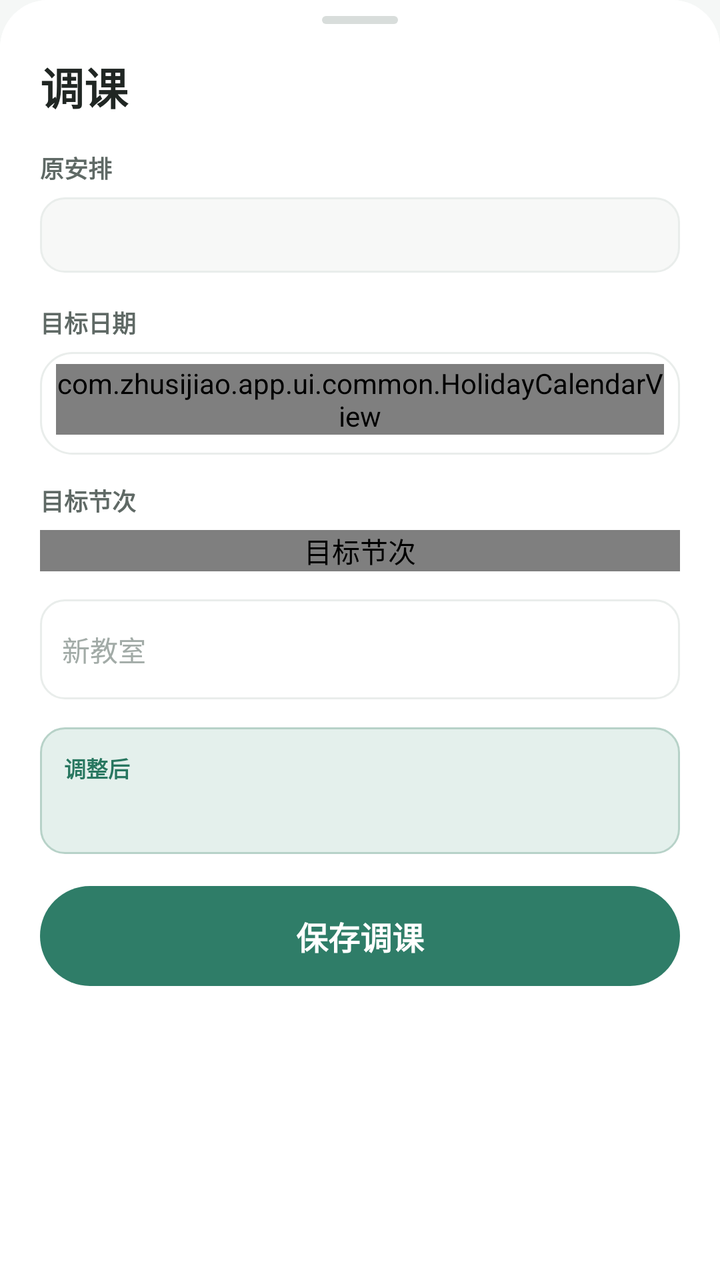
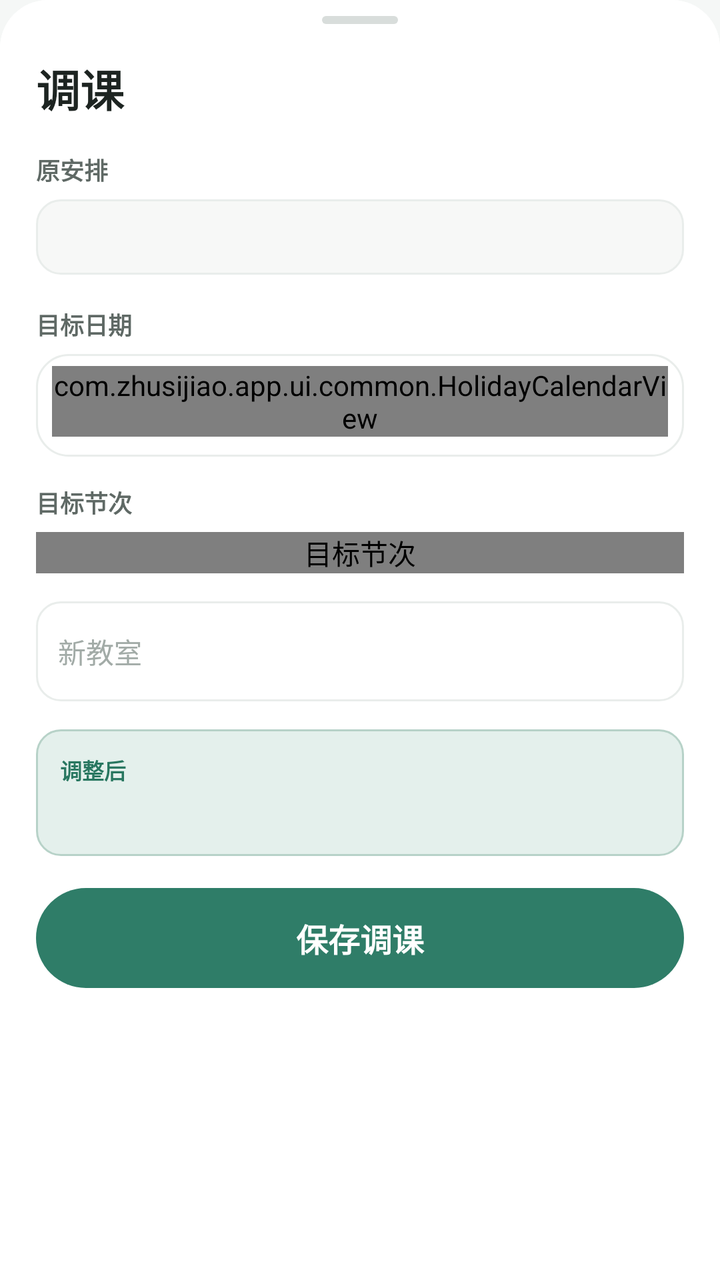

The first picture is an Android layout as it rendered before a commit; the second is the same layout after the commit. The layout source and the unified diff follow.
<!-- AndroidManifest.xml: application theme Theme.Zhusijiao -->
<!-- res/layout/dialog_reschedule.xml -->
<?xml version="1.0" encoding="utf-8"?>

<androidx.core.widget.NestedScrollView xmlns:android="http://schemas.android.com/apk/res/android"
    android:id="@+id/rescheduleScroll"
    android:layout_width="match_parent"
    android:layout_height="wrap_content"
    android:background="@drawable/bg_sheet"
    android:fillViewport="true"
    android:overScrollMode="never">

    <LinearLayout
        android:layout_width="match_parent"
        android:layout_height="wrap_content"
        android:background="@drawable/bg_sheet"
        android:orientation="vertical"
        android:paddingStart="20dp"
        android:paddingTop="8dp"
        android:paddingEnd="20dp"
        android:paddingBottom="18dp">

        <View
            android:layout_width="38dp"
            android:layout_height="4dp"
            android:layout_gravity="center_horizontal"
            android:layout_marginBottom="15dp"
            android:background="@drawable/bg_sheet_handle" />

        <TextView
            android:id="@+id/rescheduleTitle"
            android:layout_width="match_parent"
            android:layout_height="wrap_content"
            android:includeFontPadding="false"
            android:text="@string/reschedule_title"
            android:textColor="@color/heading_ink"
            android:textSize="@dimen/text_display"
            android:textStyle="bold" />

        <TextView
            android:layout_width="match_parent"
            android:layout_height="wrap_content"
            android:layout_marginTop="16dp"
            android:text="@string/reschedule_source_label"
            android:textColor="@color/field_label"
            android:textSize="@dimen/text_hint"
            android:textStyle="bold" />

        <TextView
            android:id="@+id/rescheduleSource"
            android:layout_width="match_parent"
            android:layout_height="wrap_content"
            android:layout_marginTop="6dp"
            android:background="@drawable/bg_reschedule_source"
            android:lineSpacingExtra="2dp"
            android:textColor="@color/body_ink"
            android:textSize="@dimen/text_small" />

        
        <TextView
            android:layout_width="match_parent"
            android:layout_height="wrap_content"
            android:layout_marginTop="16dp"
            android:layout_marginBottom="6dp"
            android:text="@string/reschedule_date_label"
            android:textColor="@color/field_label"
            android:textSize="@dimen/text_hint"
            android:textStyle="bold" />

        <LinearLayout
            android:id="@+id/rescheduleCalendarCard"
            android:layout_width="match_parent"
            android:layout_height="wrap_content"
            android:background="@drawable/bg_card"
            android:orientation="vertical"
            android:paddingStart="8dp"
            android:paddingTop="6dp"
            android:paddingEnd="8dp"
            android:paddingBottom="10dp">

            <com.zhusijiao.app.ui.common.HolidayCalendarView
                android:id="@+id/rescheduleCalendar"
                android:layout_width="match_parent"
                android:layout_height="wrap_content" />
        </LinearLayout>

        <TextView
            android:id="@+id/rescheduleNoCalendar"
            android:layout_width="match_parent"
            android:layout_height="wrap_content"
            android:background="@color/tt_section_bg"
            android:padding="11dp"
            android:text="@string/reschedule_no_calendar"
            android:textColor="@color/sub_8a"
            android:textSize="@dimen/text_small"
            android:visibility="gone" />

        <TextView
            android:layout_width="match_parent"
            android:layout_height="wrap_content"
            android:layout_marginTop="14dp"
            android:layout_marginBottom="6dp"
            android:text="@string/reschedule_section"
            android:textColor="@color/field_label"
            android:textSize="@dimen/text_hint"
            android:textStyle="bold" />

        <com.zhusijiao.app.ui.common.ChipRowView
            android:id="@+id/rescheduleSectionChips"
            android:layout_width="match_parent"
            android:layout_height="wrap_content"
            android:contentDescription="@string/reschedule_section" />


        <EditText
            android:id="@+id/rescheduleRoom"
            style="@style/FieldInput"
            android:layout_height="50dp"
            android:layout_marginTop="14dp"
            android:backgroundTint="@null"
            android:hint="@string/reschedule_room_hint"
            android:importantForAutofill="no"
            android:inputType="text"
            android:maxLength="80"
            android:singleLine="true" />

        <LinearLayout
            android:layout_width="match_parent"
            android:layout_height="wrap_content"
            android:layout_marginTop="14dp"
            android:background="@drawable/bg_reschedule_summary"
            android:orientation="vertical"
            android:padding="12dp">

            <TextView
                android:layout_width="match_parent"
                android:layout_height="wrap_content"
                android:text="@string/reschedule_summary_label"
                android:textColor="@color/accent_strong"
                android:textSize="@dimen/text_caption"
                android:textStyle="bold" />

            <TextView
                android:id="@+id/rescheduleSummary"
                android:layout_width="match_parent"
                android:layout_height="wrap_content"
                android:layout_marginTop="4dp"
                android:lineSpacingExtra="2dp"
                android:textColor="@color/value_ink"
                android:textSize="@dimen/text_body"
                android:textStyle="bold" />
        </LinearLayout>

        <TextView
            android:id="@+id/rescheduleSave"
            style="@style/PrimaryButton"
            android:layout_height="50dp"
            android:layout_marginTop="16dp"
            android:text="@string/reschedule_save" />

    </LinearLayout>
</androidx.core.widget.NestedScrollView>
<!-- resources referenced by this layout -->
<resources>
  <color name="accent_strong">#287760</color>
  <color name="body_ink">#333a37</color>
  <color name="field_label">@color/text_secondary</color>
  <color name="heading_ink">#202623</color>
  <color name="sub_8a">@color/text_tertiary</color>
  <color name="tt_section_bg">#fbfcfb</color>
  <color name="value_ink">#21302b</color>
  <dimen name="text_body">14sp</dimen>
  <dimen name="text_caption">11sp</dimen>
  <dimen name="text_display">22sp</dimen>
  <dimen name="text_hint">12sp</dimen>
  <dimen name="text_small">13sp</dimen>
  <string name="reschedule_save">保存调课</string>
  <string name="reschedule_title">调课</string>
  <style name="FieldInput">
          <item name="android:layout_width">match_parent</item>
          <item name="android:layout_height">wrap_content</item>
          <item name="android:minHeight">44dp</item>
          <item name="android:background">@drawable/bg_field</item>
          <item name="android:paddingStart">11dp</item>
          <item name="android:paddingEnd">11dp</item>
          <item name="android:paddingTop">10dp</item>
          <item name="android:paddingBottom">10dp</item>
          <item name="android:textColor">@color/ink</item>
          <item name="android:textColorHint">@color/sub_a0</item>
          <item name="android:textSize">@dimen/text_body</item>
          <item name="android:gravity">center_vertical</item>
          <item name="android:saveEnabled">false</item>
      </style>
  <style name="Theme.Zhusijiao" parent="Theme.AppCompat.Light.NoActionBar">
          <item name="colorPrimary">@color/accent</item>
          <item name="colorPrimaryDark">@color/accent</item>
          <item name="colorAccent">@color/accent</item>
          <item name="colorControlActivated">@color/accent</item>
          <item name="android:textColorPrimary">@color/ink</item>
          <item name="android:textColorSecondary">@color/muted</item>
          <item name="android:windowBackground">@color/background</item>
          <item name="android:statusBarColor">@color/background</item>
          <item name="android:navigationBarColor">@color/surface</item>
          <item name="android:windowLightStatusBar" tools:targetApi="m">true</item>
          <item name="android:windowLightNavigationBar" tools:targetApi="o_mr1">true</item>
          <item name="android:alertDialogTheme">@style/Theme.Zhusijiao.Dialog</item>
          <item name="alertDialogTheme">@style/Theme.Zhusijiao.Dialog</item>
      </style>
  <color name="text_secondary">#5f6965</color>
  <color name="text_tertiary">#8a9490</color>
  <color name="surface">#ffffff</color>
  <color name="line">#e9edeb</color>
  <color name="background_alt">#f7f8f7</color>
  <dimen name="radius_md">12dp</dimen>
  <color name="accent_soft">#e4f0ec</color>
  <dimen name="radius_xl">24dp</dimen>
  <color name="sheet_handle">#d8dddb</color>
  <color name="ink">#202725</color>
  <color name="sub_a0">@color/text_disabled</color>
  <dimen name="button_min_height">44dp</dimen>
  <color name="accent">#2f7d68</color>
  <color name="muted">#7d8783</color>
  <color name="background">#f5f7f6</color>
  <style name="Theme.Zhusijiao.Dialog" parent="Theme.AppCompat.Light.Dialog.Alert">
          <item name="colorAccent">@color/accent</item>
          <item name="android:textColorPrimary">@color/ink</item>
          <item name="buttonBarPositiveButtonStyle">@style/DialogButton</item>
          <item name="buttonBarNegativeButtonStyle">@style/DialogButton</item>
          <item name="buttonBarNeutralButtonStyle">@style/DialogButton</item>
      </style>
  <dimen name="radius_lg">16dp</dimen>
  <color name="text_disabled">#a2aba7</color>
  <dimen name="text_subtitle">16sp</dimen>
  <dimen name="radius_pill">100dp</dimen>
  <!-- unchanged entries left out for length: 19 -->
</resources>

<!-- the commit's change to res/layout/dialog_reschedule.xml (unified diff, before → after) -->
@@ -13,17 +13,9 @@
         android:layout_height="wrap_content"
         android:background="@drawable/bg_sheet"
         android:orientation="vertical"
-        android:paddingStart="20dp"
-        android:paddingTop="8dp"
-        android:paddingEnd="20dp"
-        android:paddingBottom="18dp">
+        style="@style/SheetRoot">
 
-        <View
-            android:layout_width="38dp"
-            android:layout_height="4dp"
-            android:layout_gravity="center_horizontal"
-            android:layout_marginBottom="15dp"
-            android:background="@drawable/bg_sheet_handle" />
+        <View style="@style/SheetHandle" />
 
         <TextView
             android:id="@+id/rescheduleTitle"
@@ -31,7 +23,7 @@
             android:layout_height="wrap_content"
             android:includeFontPadding="false"
             android:text="@string/reschedule_title"
-            android:textColor="@color/heading_ink"
+            android:textColor="@color/text_primary"
             android:textSize="@dimen/text_display"
             android:textStyle="bold" />
 
@@ -40,7 +32,7 @@
             android:layout_height="wrap_content"
             android:layout_marginTop="16dp"
             android:text="@string/reschedule_source_label"
-            android:textColor="@color/field_label"
+            android:textColor="@color/text_secondary"
             android:textSize="@dimen/text_hint"
             android:textStyle="bold" />
 
@@ -51,7 +43,7 @@
             android:layout_marginTop="6dp"
             android:background="@drawable/bg_reschedule_source"
             android:lineSpacingExtra="2dp"
-            android:textColor="@color/body_ink"
+            android:textColor="@color/text_primary"
             android:textSize="@dimen/text_small" />
 
         
@@ -61,7 +53,7 @@
             android:layout_marginTop="16dp"
             android:layout_marginBottom="6dp"
             android:text="@string/reschedule_date_label"
-            android:textColor="@color/field_label"
+            android:textColor="@color/text_secondary"
             android:textSize="@dimen/text_hint"
             android:textStyle="bold" />
 
@@ -89,7 +81,7 @@
             android:background="@color/tt_section_bg"
             android:padding="11dp"
             android:text="@string/reschedule_no_calendar"
-            android:textColor="@color/sub_8a"
+            android:textColor="@color/text_tertiary"
             android:textSize="@dimen/text_small"
             android:visibility="gone" />
 
@@ -99,7 +91,7 @@
             android:layout_marginTop="14dp"
             android:layout_marginBottom="6dp"
             android:text="@string/reschedule_section"
-            android:textColor="@color/field_label"
+            android:textColor="@color/text_secondary"
             android:textSize="@dimen/text_hint"
             android:textStyle="bold" />
 
@@ -144,7 +136,7 @@
                 android:layout_height="wrap_content"
                 android:layout_marginTop="4dp"
                 android:lineSpacingExtra="2dp"
-                android:textColor="@color/value_ink"
+                android:textColor="@color/text_primary"
                 android:textSize="@dimen/text_body"
                 android:textStyle="bold" />
         </LinearLayout>
<!-- resource entries referenced after the edit -->
@@ -1,12 +1,8 @@
 <!-- resources referenced by this layout -->
 <resources>
   <color name="accent_strong">#287760</color>
-  <color name="body_ink">#333a37</color>
-  <color name="field_label">@color/text_secondary</color>
-  <color name="heading_ink">#202623</color>
-  <color name="sub_8a">@color/text_tertiary</color>
+  <color name="text_primary">#1d2421</color>
   <color name="tt_section_bg">#fbfcfb</color>
-  <color name="value_ink">#21302b</color>
   <dimen name="text_body">14sp</dimen>
   <dimen name="text_caption">11sp</dimen>
   <dimen name="text_display">22sp</dimen>
@@ -23,19 +19,32 @@
           <item name="android:paddingEnd">11dp</item>
           <item name="android:paddingTop">10dp</item>
           <item name="android:paddingBottom">10dp</item>
-          <item name="android:textColor">@color/ink</item>
-          <item name="android:textColorHint">@color/sub_a0</item>
+          <item name="android:textColor">@color/text_primary</item>
+          <item name="android:textColorHint">@color/text_disabled</item>
           <item name="android:textSize">@dimen/text_body</item>
           <item name="android:gravity">center_vertical</item>
           <item name="android:saveEnabled">false</item>
+      </style>
+  <style name="SheetHandle">
+          <item name="android:layout_width">38dp</item>
+          <item name="android:layout_height">4dp</item>
+          <item name="android:layout_gravity">center_horizontal</item>
+          <item name="android:layout_marginBottom">16dp</item>
+          <item name="android:background">@drawable/bg_sheet_handle</item>
+      </style>
+  <style name="SheetRoot">
+          <item name="android:paddingStart">18dp</item>
+          <item name="android:paddingTop">8dp</item>
+          <item name="android:paddingEnd">18dp</item>
+          <item name="android:paddingBottom">16dp</item>
       </style>
   <style name="Theme.Zhusijiao" parent="Theme.AppCompat.Light.NoActionBar">
           <item name="colorPrimary">@color/accent</item>
           <item name="colorPrimaryDark">@color/accent</item>
           <item name="colorAccent">@color/accent</item>
           <item name="colorControlActivated">@color/accent</item>
-          <item name="android:textColorPrimary">@color/ink</item>
-          <item name="android:textColorSecondary">@color/muted</item>
+          <item name="android:textColorPrimary">@color/text_primary</item>
+          <item name="android:textColorSecondary">@color/text_secondary</item>
           <item name="android:windowBackground">@color/background</item>
           <item name="android:statusBarColor">@color/background</item>
           <item name="android:navigationBarColor">@color/surface</item>
@@ -53,15 +62,12 @@
   <color name="accent_soft">#e4f0ec</color>
   <dimen name="radius_xl">24dp</dimen>
   <color name="sheet_handle">#d8dddb</color>
-  <color name="ink">#202725</color>
-  <color name="sub_a0">@color/text_disabled</color>
   <dimen name="button_min_height">44dp</dimen>
   <color name="accent">#2f7d68</color>
-  <color name="muted">#7d8783</color>
   <color name="background">#f5f7f6</color>
   <style name="Theme.Zhusijiao.Dialog" parent="Theme.AppCompat.Light.Dialog.Alert">
           <item name="colorAccent">@color/accent</item>
-          <item name="android:textColorPrimary">@color/ink</item>
+          <item name="android:textColorPrimary">@color/text_primary</item>
           <item name="buttonBarPositiveButtonStyle">@style/DialogButton</item>
           <item name="buttonBarNegativeButtonStyle">@style/DialogButton</item>
           <item name="buttonBarNeutralButtonStyle">@style/DialogButton</item>
